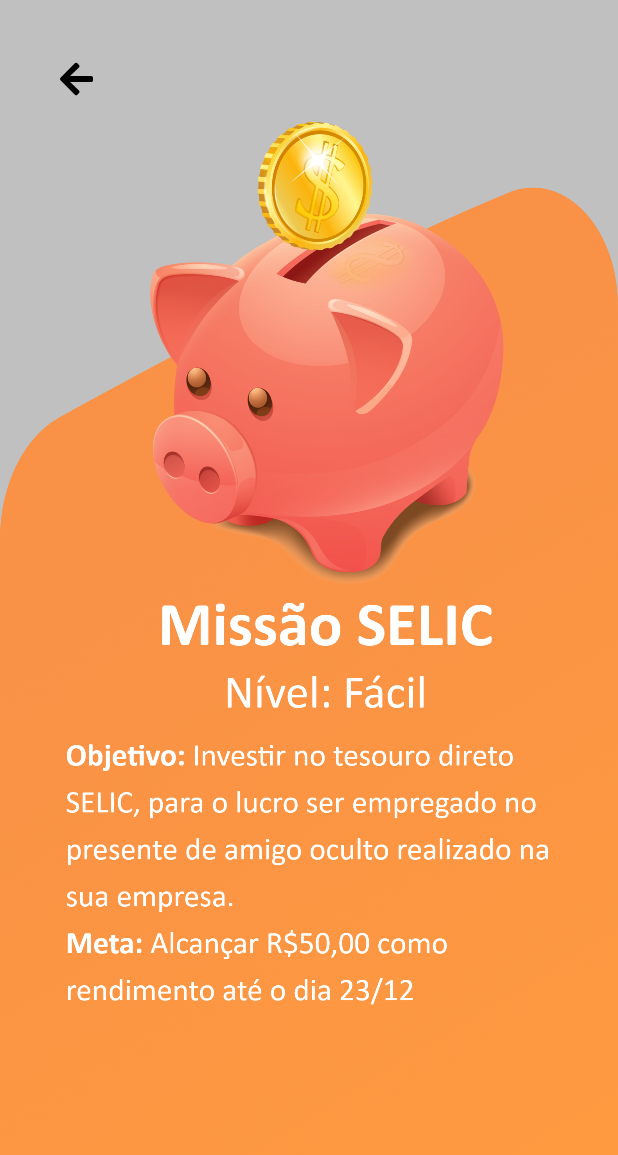
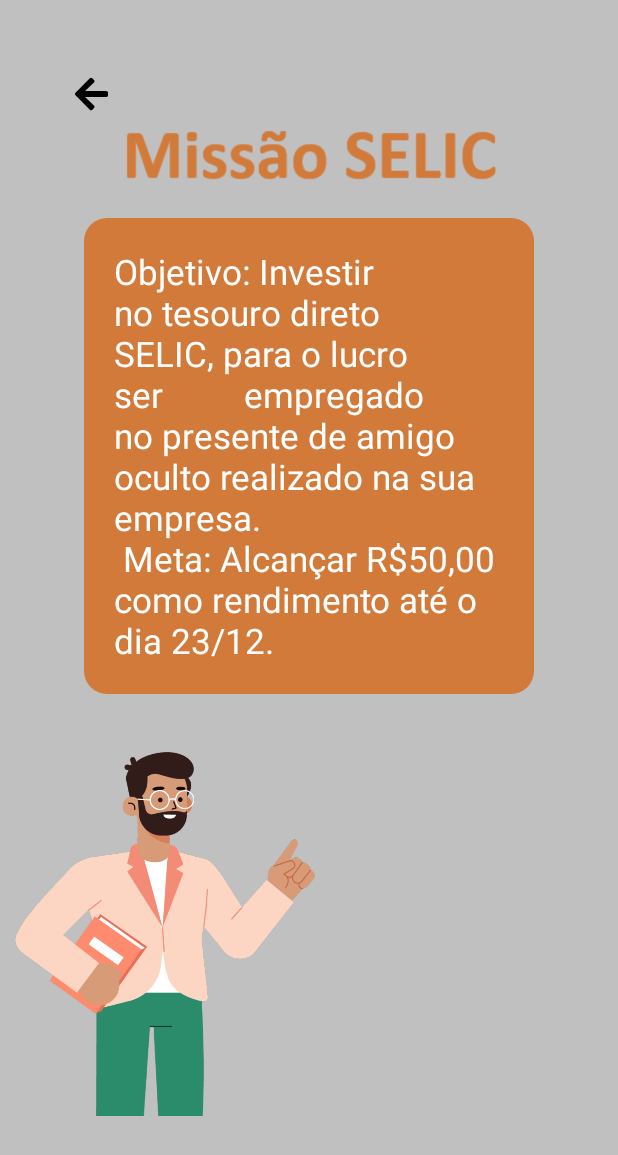
Before and after one commit to IsabelleCoelho/PlayMoney_IoasysCAMP, an Android app: the Teacher screen opened directly, with no data from a screen before it, on a phone screen of 412 x 824 dp. Shown: the top 1155 px of the screen. Run offline under Robolectric (Android 15) with nearby library versions, the phone set to English and light mode, and no system bars; Roboto replaces fonts that are not available here.

Commit message:
Finalizada a tela de dúvidas.

```diff
--- a/app/src/main/AndroidManifest.xml
+++ b/app/src/main/AndroidManifest.xml
@@ -12,8 +12,8 @@
         <activity android:name=".ui.ForgotPassword" />
         <activity android:name=".ui.CreateAccount" />
         <activity android:name=".ui.CreatePassword"/>
+        <activity android:name=".ui.HomePage"/>
         <activity android:name=".ui.Teacher"/>
-        <activity android:name=".ui.HomePage"/>
         <activity android:name=".MainActivity">
             <intent-filter>
                 <action android:name="android.intent.action.MAIN" />
--- a/app/src/main/java/br/com/ioasys/camp/playmoney/ui/HomePage.kt
+++ b/app/src/main/java/br/com/ioasys/camp/playmoney/ui/HomePage.kt
@@ -24,7 +24,7 @@
             val intent = Intent (this, MainActivity::class.java)
             startActivity(intent)
         }
-        ButtonIcHelp.setOnClickListener(){
+        ButtonHelp.setOnClickListener(){
             val intent = Intent(this, Teacher::class.java)
             startActivity(intent)
         }
--- a/app/src/main/java/br/com/ioasys/camp/playmoney/ui/Teacher.kt
+++ b/app/src/main/java/br/com/ioasys/camp/playmoney/ui/Teacher.kt
@@ -4,7 +4,6 @@
 import android.os.Bundle
 import androidx.appcompat.app.AppCompatActivity
 import br.com.ioasys.camp.playmoney.R
-import kotlinx.android.synthetic.main.activity_home_page.*
 import kotlinx.android.synthetic.main.activity_teacher.*
 
 class Teacher : AppCompatActivity() {
@@ -16,7 +15,7 @@
 
     override fun onStart() {
         super.onStart()
-        ButtonBackGame.setOnClickListener(){
+        ButtonBackGame.setOnClickListener() {
             val intent = Intent(this, HomePage::class.java)
             startActivity(intent)
         }
--- a/app/src/main/res/layout/activity_home_page.xml
+++ b/app/src/main/res/layout/activity_home_page.xml
@@ -32,7 +32,7 @@
         android:background="@android:color/transparent"
         />
     <ImageButton
-        android:id="@+id/ButtonIcHelp"
+        android:id="@+id/ButtonHelp"
         android:layout_width="wrap_content"
         android:layout_height="wrap_content"
         android:layout_marginBottom="5dp"
@@ -49,7 +49,7 @@
         android:id="@+id/MissonName"
         android:layout_width="wrap_content"
         android:layout_height="wrap_content"
-        app:layout_constraintRight_toLeftOf="@+id/ButtonIcHelp"
+        app:layout_constraintRight_toLeftOf="@+id/ButtonHelp"
         app:layout_constraintLeft_toRightOf="@+id/ButtonIcBars"
         app:layout_constraintTop_toTopOf="parent"
         android:layout_marginTop="35dp"
@@ -70,7 +70,7 @@
         android:layout_marginTop="20dp"
         android:text="Objetivo: alcançar R$50,00"
         android:textColor="@color/white_app"
-        android:background="@drawable/ojective"
+        android:background="@drawable/objective"
         android:textSize="25dp"
         android:paddingVertical="15dp"
         android:paddingHorizontal="25dp"
--- a/app/src/main/res/layout/activity_teacher.xml
+++ b/app/src/main/res/layout/activity_teacher.xml
@@ -12,7 +12,7 @@
         android:id="@+id/ButtonBackGame"
         android:layout_width="wrap_content"
         android:layout_height="wrap_content"
-        android:layout_margin="40dp"
+        android:layout_margin="50dp"
         android:background="@android:color/transparent"
         app:layout_constraintLeft_toLeftOf="parent"
         app:layout_constraintTop_toTopOf="parent"
@@ -21,12 +21,40 @@
 
     <ImageView
         android:id="@+id/Mission"
-        android:layout_width="wrap_content"
+        android:layout_width="250dp"
         android:layout_height="wrap_content"
-        android:src="@drawable/mission"
+        android:src="@drawable/missao"
+        app:layout_constraintLeft_toLeftOf="parent"
         app:layout_constraintRight_toRightOf="parent"
+        app:layout_constraintTop_toTopOf="parent"
+        android:layout_marginTop="60dp"
+        android:tint="@color/dark_orange_app"
+        />
+
+
+    <TextView
+        android:id="@+id/TextMission"
+        android:layout_width="300dp"
+        android:layout_height="wrap_content"
+        android:textColor="@color/white_app"
+        android:text="Objetivo: Investir no tesouro direto SELIC, para o lucro ser
+        empregado no presente de amigo oculto realizado na sua empresa.
+        \n Meta: Alcançar R$50,00 como rendimento até o dia 23/12."
+        app:layout_constraintTop_toBottomOf="@id/Mission"
         app:layout_constraintLeft_toLeftOf="parent"
-        app:layout_constraintTop_toBottomOf="@id/ButtonBackGame"
+        app:layout_constraintRight_toRightOf="parent"
+        android:background="@drawable/objective"
+        android:padding="20dp"
+        android:textSize="23dp"
+        />
+
+    <ImageView
+        android:layout_width="200dp"
+        android:layout_height="320dp"
+        android:src="@drawable/professor"
+        app:layout_constraintTop_toBottomOf="@id/TextMission"
+        app:layout_constraintLeft_toLeftOf="parent"
+        android:layout_marginLeft="10dp"
         />
 
 
```
Also changed, not shown: app/src/main/res/drawable/transition_button_dark.xml (deleted, +0 -9 lines), app/src/main/res/drawable/transition_button_light.xml (deleted, +0 -9 lines), app/src/main/java/br/com/ioasys/camp/playmoney/ui/ForgotPassword.kt (line endings or trailing spaces), app/src/main/res/drawable/missao.png (added), app/src/main/res/drawable/mission.png (deleted), app/src/main/res/drawable/nivel.png (added), app/src/main/res/drawable/objective.xml (renamed from app/src/main/res/drawable/ojective.xml), app/src/main/res/drawable/professor.png (added).
